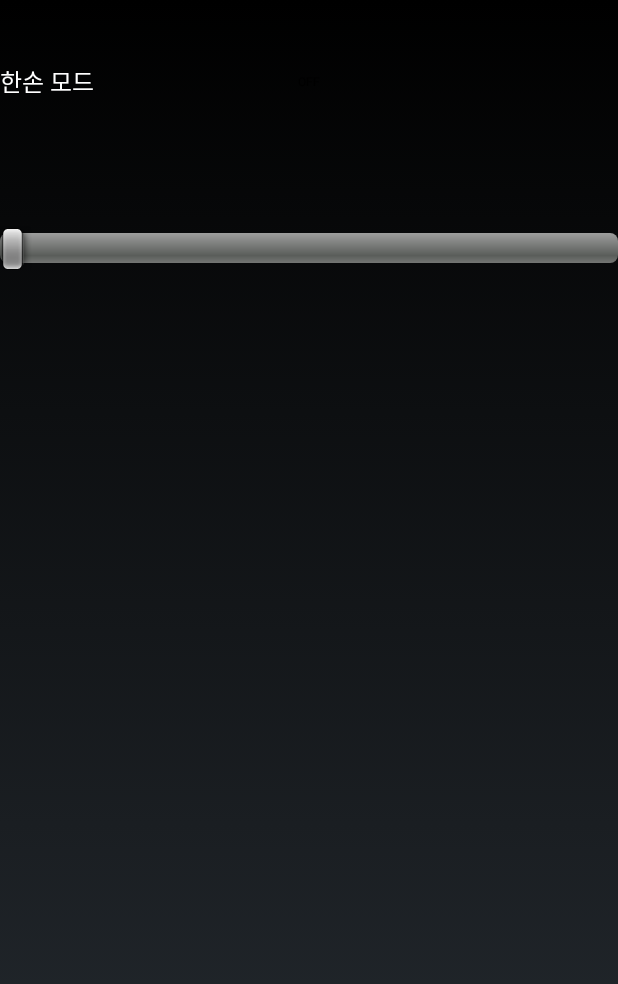
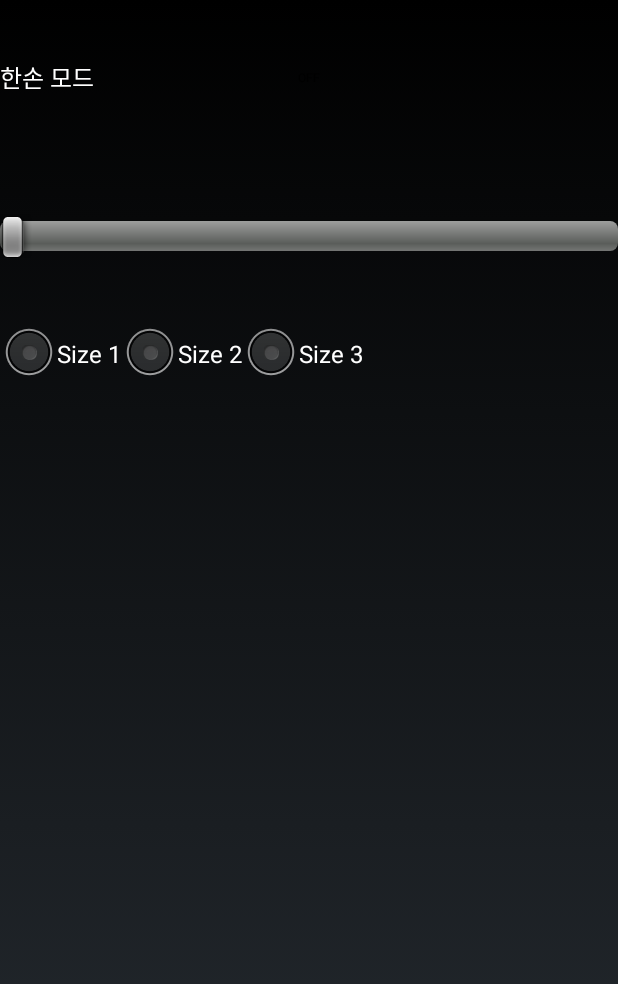
Before and after one commit to OfficialDominyellow/SSMCP15-2, an Android app: the layout main.xml on its own in the app's theme, with its tools: preview values and no code run, on a phone screen of 412 x 824 dp. Shown: the top 984 px of the screen. Run offline under Robolectric (Android 15) with nearby library versions, the phone set to English and light mode, and no system bars.

Commit message:
add sizeOptions,debug

```diff
--- a/app/src/main/res/layout/main.xml
+++ b/app/src/main/res/layout/main.xml
@@ -19,4 +19,29 @@
         android:id="@+id/seekBar"
         android:layout_weight="0.11" />
 
+    <RadioGroup
+        android:id="@+id/sizeGroup"
+        android:layout_width="fill_parent"
+        android:layout_height="wrap_content"
+        android:orientation="horizontal" >
+
+        <RadioButton
+            android:id="@+id/option1"
+            android:layout_width="wrap_content"
+            android:layout_height="wrap_content"
+            android:text="Size 1" />
+
+        <RadioButton
+            android:id="@+id/option2"
+            android:layout_width="wrap_content"
+            android:layout_height="wrap_content"
+            android:text="Size 2" />
+
+        <RadioButton
+            android:id="@+id/option3"
+            android:layout_width="wrap_content"
+            android:layout_height="wrap_content"
+            android:text="Size 3" />
+    </RadioGroup>
+
 </LinearLayout>
```
Also changed, not shown: app/src/main/java/com/example/hellojni/HelloJni.java (+124 -20 lines), app/src/main/java/com/example/hellojni/PointingStickService.java (+32 -12 lines).
